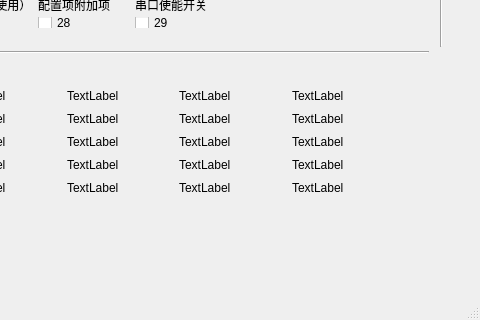
This is mainwindow.ui in Huangguoju/factory_mask as Qt 5 draws it before an edit; both pictures show x 412 to 892 and y 171 to 491 of the 892 by 491 pixel window. The edited form follows.
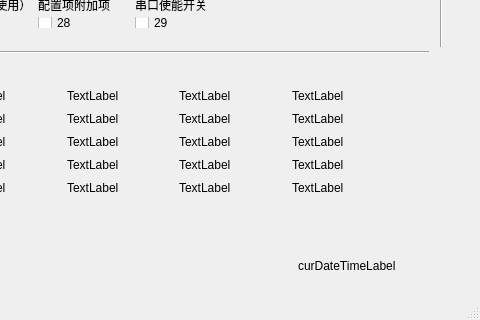
This is the edited form. Icons and pictures are not drawn.

Diff of the .ui file:
```diff
--- a/mainwindow.ui
+++ b/mainwindow.ui
@@ -982,6 +982,19 @@
      <string>清空</string>
     </property>
    </widget>
+   <widget class="QLabel" name="curDateTimeLabel">
+    <property name="geometry">
+     <rect>
+      <x>710</x>
+      <y>410</y>
+      <width>161</width>
+      <height>20</height>
+     </rect>
+    </property>
+    <property name="text">
+     <string>curDateTimeLabel</string>
+    </property>
+   </widget>
   </widget>
   <widget class="QMenuBar" name="menuBar">
    <property name="geometry">
```
